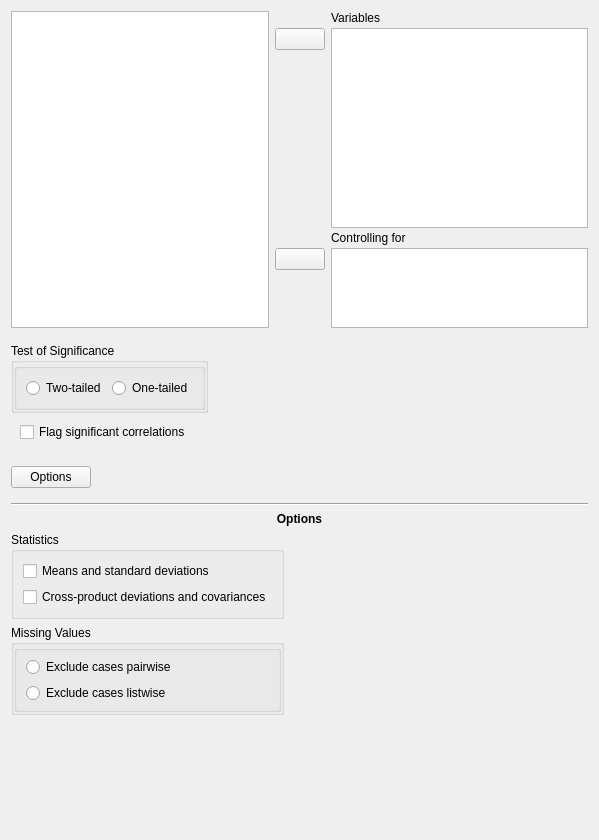
Before: the Qt Designer form JASP-Desktop/analysisforms/correlationpartialform.ui in jasp-stats/jasp-desktop, drawn with Qt 5.
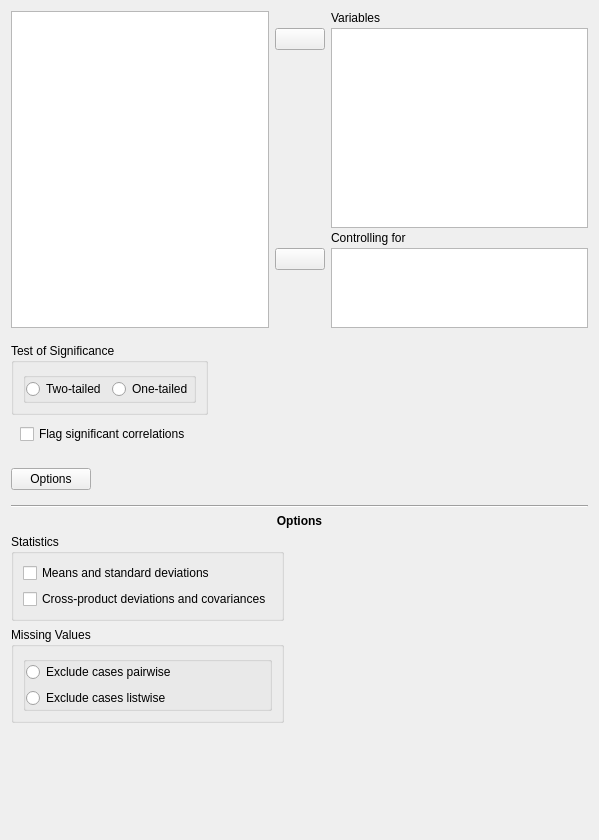
After: the same form once the commit is applied. Custom widgets are drawn as their Qt base class.

What changed in the file:
```diff
--- a/JASP-Desktop/analysisforms/correlationpartialform.ui
+++ b/JASP-Desktop/analysisforms/correlationpartialform.ui
@@ -236,21 +236,21 @@
          <string>Test of Significance</string>
         </property>
         <layout class="QGridLayout" name="gridLayout_13">
-         <property name="leftMargin">
-          <number>0</number>
-         </property>
-         <property name="topMargin">
-          <number>0</number>
-         </property>
-         <property name="rightMargin">
-          <number>0</number>
-         </property>
-         <property name="bottomMargin">
-          <number>0</number>
-         </property>
          <item row="0" column="0">
           <widget class="BoundGroupBox" name="tails">
            <layout class="QGridLayout" name="gridLayout_14">
+            <property name="leftMargin">
+             <number>0</number>
+            </property>
+            <property name="topMargin">
+             <number>0</number>
+            </property>
+            <property name="rightMargin">
+             <number>0</number>
+            </property>
+            <property name="bottomMargin">
+             <number>0</number>
+            </property>
             <item row="0" column="0">
              <widget class="QRadioButton" name="_1twoTailed">
               <property name="text">
@@ -402,26 +402,20 @@
          <string>Missing Values</string>
         </property>
         <layout class="QGridLayout" name="gridLayout_21">
-         <property name="leftMargin">
-          <number>0</number>
-         </property>
-         <property name="topMargin">
-          <number>0</number>
-         </property>
-         <property name="rightMargin">
-          <number>0</number>
-         </property>
-         <property name="bottomMargin">
-          <number>0</number>
-         </property>
          <item row="0" column="0">
           <widget class="BoundGroupBox" name="missingValues">
            <layout class="QGridLayout" name="gridLayout_22">
+            <property name="leftMargin">
+             <number>0</number>
+            </property>
             <property name="topMargin">
-             <number>6</number>
+             <number>0</number>
+            </property>
+            <property name="rightMargin">
+             <number>0</number>
             </property>
             <property name="bottomMargin">
-             <number>6</number>
+             <number>0</number>
             </property>
             <item row="0" column="0">
              <widget class="QRadioButton" name="_1excludePairwise">
```
